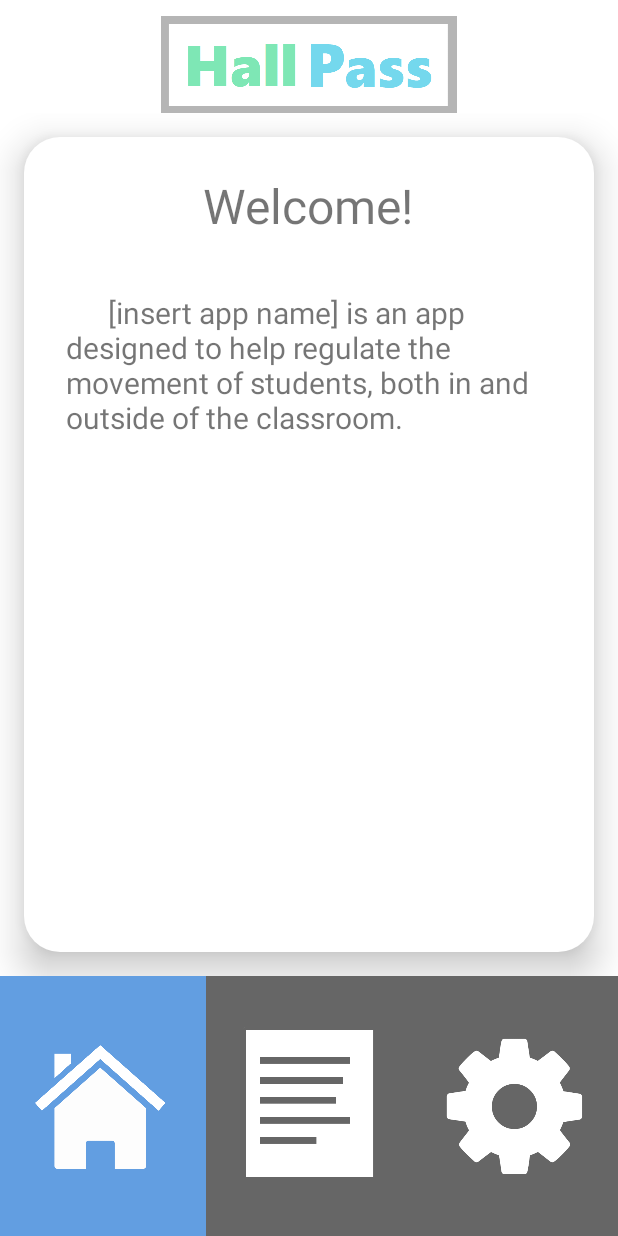
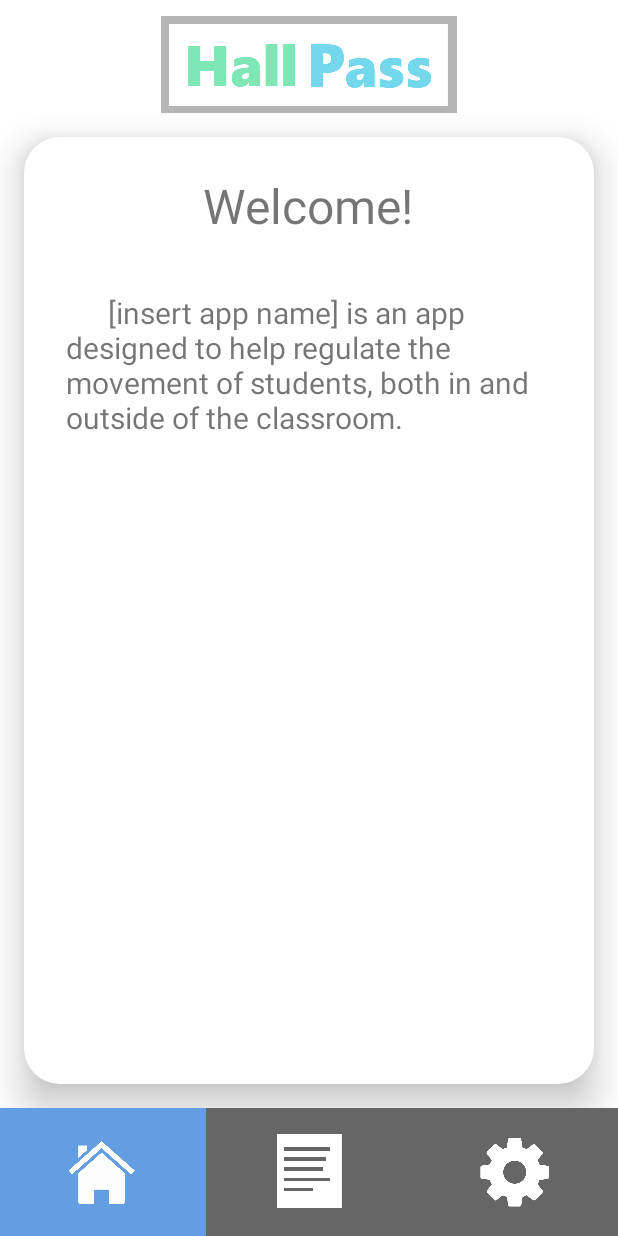
Before and after one commit to Roame/CAC-HallPass, an Android app: the screen it shows after launch (MainActivity), on a phone screen of 412 x 824 dp. Run offline under Robolectric (Android 15) with nearby library versions, the light colour scheme and no system bars.

Commit message:
Lots of stuff: - created all the fragments needed for the app in its current state - created class for Kirin to fill in to handle the logic of making/handling passes - applied new color palette to the app - filled in areas lacking content - added "Meet the creators" under settings, probably temporary - updated pre-existing classes to handle the new fragments - minor tweaks to keep things up to date internally - probably some more stuff but my memory is bad

```diff
--- a/app/src/main/res/layout/activity_main.xml
+++ b/app/src/main/res/layout/activity_main.xml
@@ -15,7 +15,8 @@
 
     <LinearLayout
         android:layout_width="match_parent"
-        android:layout_height="575dp"
+        android:layout_height="0dip"
+        android:layout_weight="1"
         android:padding="16dp"
         android:background="#ffffff"
         android:clipToPadding="false">
@@ -35,7 +36,7 @@
     <FrameLayout
         android:id="@+id/nav_container"
         android:layout_width="match_parent"
-        android:layout_height="fill_parent"
+        android:layout_height="85dp"
         android:background="#999999"/>
 
     <!-- Color palette: https://www.canva.com/learn/100-color-combinations/ (#4)-->
```
